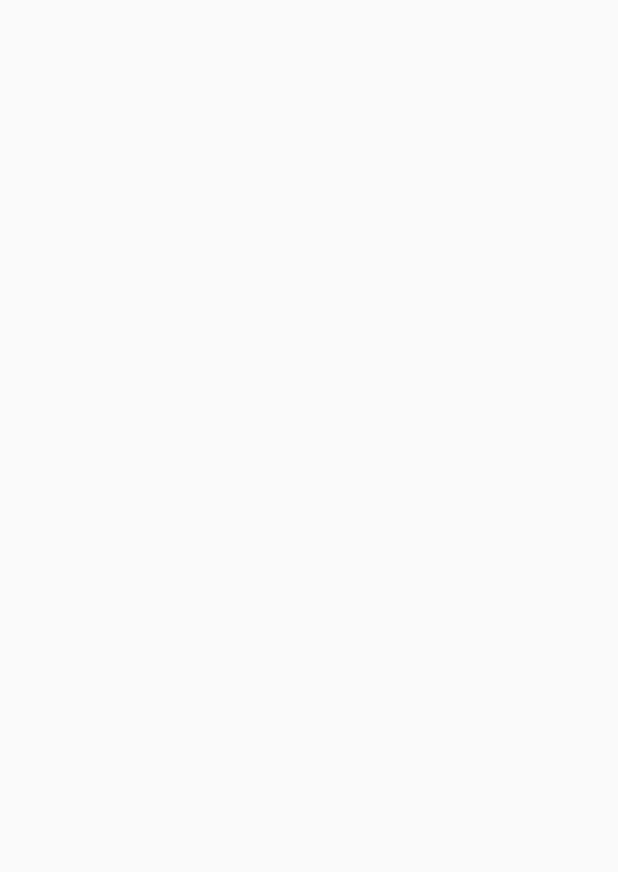
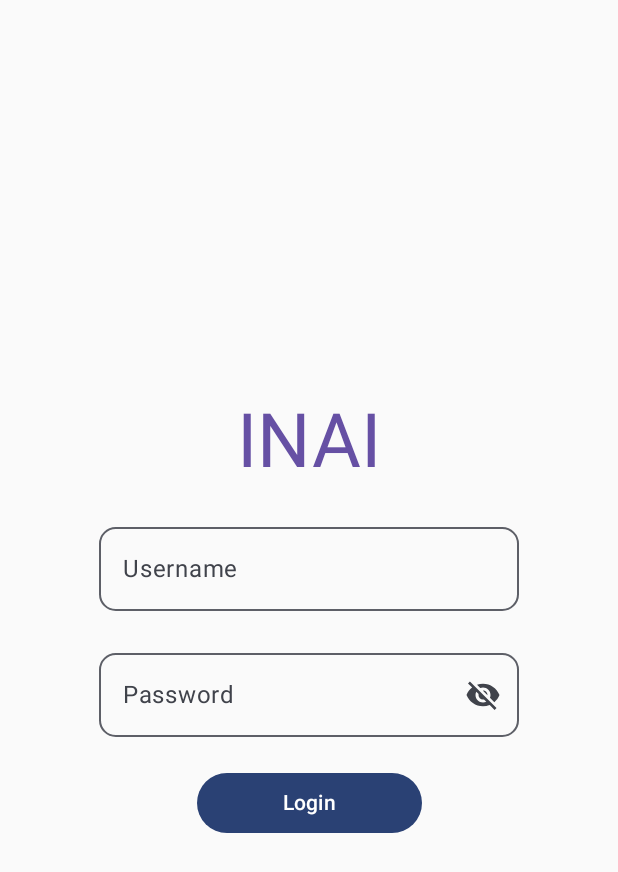
Before and after one commit to 2pizzzza/ChinaiJournal-, an Android app built with Jetpack Compose: the screen it shows after launch (MainActivity), on a phone screen of 412 x 824 dp. Before the commit the part shown is empty. Shown: the top 872 px of the screen. Run offline under Robolectric (Android 15) with nearby library versions, the phone set to English and light mode, and no system bars.

Commit message:
login screen

```diff
--- a/app/build.gradle
+++ b/app/build.gradle
@@ -102,4 +102,6 @@ dependencies {
     implementation libs.grpc.protobuf.lite
     implementation libs.grpc.stub
     implementation libs.annotations.api
+
+    implementation 'androidx.compose.material:material-icons-extended:1.3.1'
 }
--- a/app/src/main/java/com/inai/journal/MainActivity.kt
+++ b/app/src/main/java/com/inai/journal/MainActivity.kt
@@ -10,6 +10,7 @@ import androidx.compose.material3.Text
 import androidx.compose.runtime.Composable
 import androidx.compose.ui.Modifier
 import androidx.compose.ui.tooling.preview.Preview
+import com.inai.journal.presentation.auth.login.LoginScreen
 import com.inai.journal.ui.theme.ChinaJournalTheme
 
 class MainActivity : ComponentActivity() {
@@ -17,7 +18,7 @@ class MainActivity : ComponentActivity() {
         super.onCreate(savedInstanceState)
         setContent {
             ChinaJournalTheme {
-
+                LoginScreen()
             }
         }
     }
--- a/app/src/main/java/com/inai/journal/domain/model/AuthResult.kt
+++ /dev/null
@@ -1,6 +0,0 @@
-package com.inai.journal.domain.model
-
-data class AuthResult(
-    val passwordError: String? = null,
-    val emailError : String? = null,
-)
--- /dev/null
+++ b/app/src/main/java/com/inai/journal/domain/model/User.kt
@@ -0,0 +1,4 @@
+package com.inai.journal.domain.model
+
+class User {
+}
--- a/app/src/main/java/com/inai/journal/domain/repository/AuthRepository.kt
+++ b/app/src/main/java/com/inai/journal/domain/repository/AuthRepository.kt
@@ -1,4 +1,13 @@
 package com.inai.journal.domain.repository
 
+import auth.LoginStudentRequest
+import auth.LoginStudentResponse
+import auth.RegisterStudentRequest
+import auth.RegisterStudentResponse
+
 interface AuthRepository {
+
+    suspend fun login(user: LoginStudentRequest):LoginStudentResponse
+
+    suspend fun register(user:RegisterStudentRequest):RegisterStudentResponse
 }
--- a/app/src/main/java/com/inai/journal/presentation/auth/AuthState.kt
+++ /dev/null
@@ -1,4 +0,0 @@
-package com.inai.journal.presentation.auth
-
-class AuthState {
-}
--- a/app/src/main/java/com/inai/journal/presentation/auth/AuthViewModel.kt
+++ b/app/src/main/java/com/inai/journal/presentation/auth/AuthViewModel.kt
@@ -4,4 +4,7 @@ import androidx.lifecycle.ViewModel
 import dagger.hilt.android.lifecycle.HiltViewModel
 
 class AuthViewModel : ViewModel() {
+
+
+
 }
--- a/app/src/main/java/com/inai/journal/presentation/auth/login/LoginScreen.kt
+++ b/app/src/main/java/com/inai/journal/presentation/auth/login/LoginScreen.kt
@@ -1,6 +1,113 @@
 package com.inai.journal.presentation.auth.login
 
+import androidx.compose.foundation.layout.Box
+import androidx.compose.foundation.layout.Column
+import androidx.compose.foundation.layout.Spacer
+import androidx.compose.foundation.layout.fillMaxSize
+import androidx.compose.foundation.layout.padding
+import androidx.compose.foundation.layout.width
+import androidx.compose.foundation.shape.RoundedCornerShape
+import androidx.compose.foundation.text.KeyboardOptions
+import androidx.compose.material.icons.Icons
+import androidx.compose.material.icons.filled.Visibility
+import androidx.compose.material.icons.filled.VisibilityOff
+import androidx.compose.material3.Button
+import androidx.compose.material3.Icon
+import androidx.compose.material3.IconButton
+import androidx.compose.material3.OutlinedTextField
+import androidx.compose.material3.Text
 import androidx.compose.runtime.Composable
+import androidx.compose.runtime.getValue
+import androidx.compose.runtime.mutableStateOf
+import androidx.compose.runtime.remember
+import androidx.compose.runtime.setValue
+import androidx.compose.ui.Alignment
+import androidx.compose.ui.Modifier
+import androidx.compose.ui.text.TextStyle
+import androidx.compose.ui.text.input.KeyboardType
+import androidx.compose.ui.text.input.PasswordVisualTransformation
+import androidx.compose.ui.text.input.VisualTransformation
+import androidx.compose.ui.tooling.preview.Preview
+import androidx.compose.ui.unit.dp
+import androidx.compose.ui.unit.sp
+import com.inai.journal.ui.theme.Purple40
 
+@Preview(showSystemUi = true)
 @Composable
-fun LoginScreen(){}
+fun LoginScreen() {
+    var username by remember { mutableStateOf(value = "") }
+    var password by remember { mutableStateOf(value = "") }
+    var showPassword by remember { mutableStateOf(value = false) }
+    Box(
+        contentAlignment = Alignment.Center,
+        modifier = Modifier
+            .fillMaxSize()
+    ) {
+        Column(horizontalAlignment = Alignment.CenterHorizontally) {
+            Text(
+                text = "INAI",
+                style = TextStyle(fontSize = 50.sp, color = Purple40)
+            )
+
+            Spacer(modifier = Modifier.padding(10.dp))
+
+            OutlinedTextField(
+                value = username,
+                onValueChange = { newText ->
+                    username = newText
+                },
+                label = {
+                    Text(text = "Username")
+                },
+                placeholder = { Text(text = "Type username here") },
+                shape = RoundedCornerShape(percent = 20),
+            )
+
+            Spacer(modifier = Modifier.padding(10.dp))
+
+            OutlinedTextField(
+                value = password,
+                onValueChange = { newText ->
+                    password = newText
+                },
+                label = {
+                    Text(text = "Password")
+                },
+                placeholder = { Text(text = "Type password here") },
+                shape = RoundedCornerShape(percent = 20),
+                visualTransformation = if (showPassword) {
+                    VisualTransformation.None
+                } else {
+                    PasswordVisualTransformation()
+                },
+                keyboardOptions = KeyboardOptions(keyboardType = KeyboardType.Password),
+                trailingIcon = {
+                    if (showPassword) {
+                        IconButton(onClick = { showPassword = false }) {
+                            Icon(
+                                imageVector = Icons.Filled.Visibility,
+                                contentDescription = "hide_password"
+                            )
+                        }
+                    } else {
+                        IconButton(
+                            onClick = { showPassword = true }) {
+                            Icon(
+                                imageVector = Icons.Filled.VisibilityOff,
+                                contentDescription = "hide_password"
+                            )
+                        }
+                    }
+                }
+            )
+            Spacer(modifier = Modifier.padding(10.dp))
+            Button(
+                onClick = { /*TODO*/ },
+                modifier = Modifier
+                    .width(150.dp)
+            ) {
+                Text(text = "Login")
+            }
+        }
+    }
+}
```
